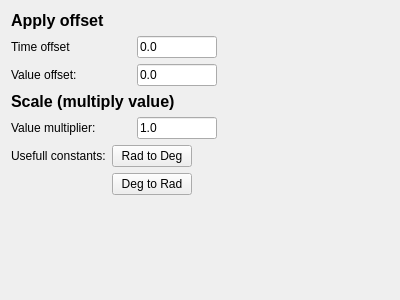
ros2-gbp/plotjuggler-release, file plotjuggler_app/transforms/scale_transform.ui: the form before one commit.
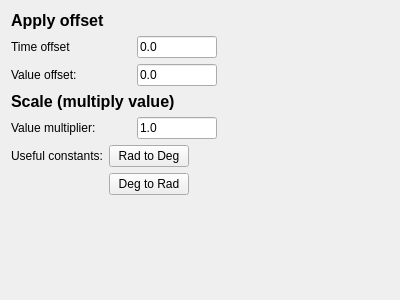
The form after the commit.

What changed in the file:
```diff
--- a/plotjuggler_app/transforms/scale_transform.ui
+++ b/plotjuggler_app/transforms/scale_transform.ui
@@ -215,7 +215,7 @@
      <item row="0" column="0">
       <widget class="QLabel" name="label_3">
        <property name="text">
-        <string>Usefull constants:</string>
+        <string>Useful constants:</string>
        </property>
       </widget>
      </item>
```
